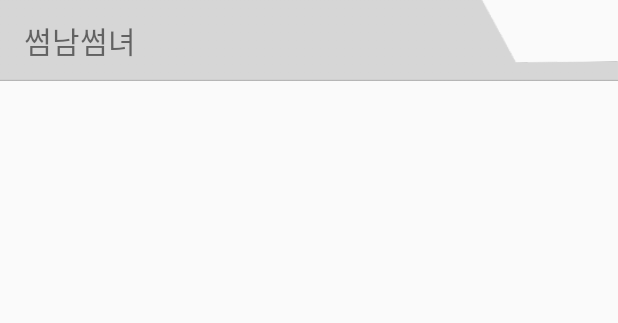
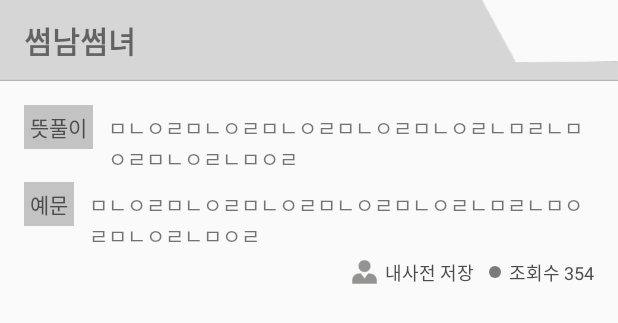
Before and after one commit to Hangeulro/Hangeulro, an Android app: the layout dic_view_recycler_content.xml on its own in the app's theme, with its tools: preview values and no code run, on a phone screen of 412 x 824 dp. Shown: the top 323 px of the screen. Run offline under Robolectric (Android 15) with nearby library versions, the phone set to English and light mode, and no system bars.

Commit message:
[DicView] Recycler View Content Layout

```diff
--- a/app/build.gradle
+++ b/app/build.gradle
@@ -29,7 +29,7 @@ android {
 }
 
 dependencies {
-    compile fileTree(dir: 'libs', include: ['*.jar'])
+    compile fileTree(include: ['*.jar'], dir: 'libs')
     testCompile 'junit:junit:4.12'
     compile 'com.android.support:appcompat-v7:24.2.0'
     compile 'com.android.support:design:24.2.0'
@@ -37,4 +37,6 @@ dependencies {
     compile('com.github.afollestad.material-dialogs:commons:0.8.5.3@aar') {
         transitive = true
     }
+    compile 'com.squareup.retrofit2:retrofit:2.1.0'
+    compile 'com.squareup.retrofit2:converter-gson:2.1.0'
 }
--- a/app/src/main/AndroidManifest.xml
+++ b/app/src/main/AndroidManifest.xml
@@ -34,7 +34,7 @@
 
         <service android:name=".utils.ClipBoardService" />
 
-        <activity android:name=".DicMenuActivity" />
+        <activity android:name=".activity.DicMenuActivity" />
         <activity android:name=".activity.DicViewActivity"></activity>
     </application>
 
--- a/app/src/main/java/kr/edcan/hangeulro/DicMenuActivity.java
+++ b/app/src/main/java/kr/edcan/hangeulro/activity/DicMenuActivity.java
@@ -1,4 +1,4 @@
-package kr.edcan.hangeulro;
+package kr.edcan.hangeulro.activity;
 
 import android.content.Intent;
 import android.databinding.DataBindingUtil;
@@ -13,6 +13,7 @@ import android.widget.ListView;
 
 import java.util.ArrayList;
 
+import kr.edcan.hangeulro.R;
 import kr.edcan.hangeulro.activity.DicViewActivity;
 import kr.edcan.hangeulro.adapter.CommonListViewAdapter;
 import kr.edcan.hangeulro.adapter.DicListViewAdapter;
--- a/app/src/main/java/kr/edcan/hangeulro/activity/MainActivity.java
+++ b/app/src/main/java/kr/edcan/hangeulro/activity/MainActivity.java
@@ -15,7 +15,6 @@ import android.widget.Toast;
 
 import java.util.ArrayList;
 
-import kr.edcan.hangeulro.DicMenuActivity;
 import kr.edcan.hangeulro.R;
 import kr.edcan.hangeulro.adapter.CommonListViewAdapter;
 import kr.edcan.hangeulro.databinding.ActivityMainBinding;
--- /dev/null
+++ b/app/src/main/res/drawable/round.xml
@@ -0,0 +1,5 @@
+<?xml version="1.0" encoding="utf-8"?>
+<shape android:shape="oval" xmlns:android="http://schemas.android.com/apk/res/android">
+
+    <solid android:color="#7A7A79"/>
+</shape>
--- a/app/src/main/res/layout/activity_dic_menu.xml
+++ b/app/src/main/res/layout/activity_dic_menu.xml
@@ -6,7 +6,7 @@
         android:layout_width="match_parent"
         android:layout_height="match_parent"
         android:orientation="vertical"
-        tools:context="kr.edcan.hangeulro.DicMenuActivity">
+        tools:context=".activity.DicMenuActivity">
 
         <android.support.v7.widget.Toolbar
             android:id="@+id/toolbar"
--- a/app/src/main/res/layout/dic_view_recycler_content.xml
+++ b/app/src/main/res/layout/dic_view_recycler_content.xml
@@ -1,24 +1,112 @@
-<?xml version="1.0" encoding="utf-8"?>
-<LinearLayout xmlns:android="http://schemas.android.com/apk/res/android"
+<layout xmlns:android="http://schemas.android.com/apk/res/android">
+
+    <LinearLayout
         android:layout_width="match_parent"
         android:layout_height="match_parent"
         android:orientation="vertical">
 
         <RelativeLayout
-        android:background="@drawable/bg_dic_card"
             android:layout_width="match_parent"
-        android:layout_height="wrap_content">
+            android:layout_height="wrap_content"
+            android:background="@drawable/bg_dic_card">
+
             <TextView
-            android:textSize="20sp"
+                android:layout_width="wrap_content"
+                android:layout_height="wrap_content"
+                android:layout_centerVertical="true"
                 android:layout_marginLeft="16dp"
                 android:text="썸남썸녀"
-            android:layout_centerVertical="true"
-            android:layout_width="wrap_content"
-            android:layout_height="wrap_content" />
+                android:textSize="20sp"
+                android:textStyle="bold" />
         </RelativeLayout>
+
         <LinearLayout
             android:layout_width="match_parent"
-        android:layout_height="wrap_content">
+            android:layout_height="wrap_content"
+            android:orientation="vertical"
+            android:padding="16dp">
 
+            <LinearLayout
+                android:layout_width="match_parent"
+                android:layout_height="wrap_content"
+                android:orientation="horizontal">
+
+                <TextView
+                    android:layout_width="wrap_content"
+                    android:layout_height="wrap_content"
+                    android:background="#C3C3C3"
+                    android:padding="4dp"
+                    android:text="뜻풀이"
+                    android:textColor="@color/textColorDark" />
+
+                <TextView
+                    android:id="@+id/dicRecyclerMeaning"
+                    android:layout_width="match_parent"
+                    android:layout_height="wrap_content"
+                    android:layout_marginLeft="10dp"
+                    android:ellipsize="end"
+                    android:maxLines="2"
+                    android:text="ㅁㄴㅇㄹㅁㄴㅇㄹㅁㄴㅇㄹㅁㄴㅇㄹㅁㄴㅇㄹㄴㅁㄹㄴㅁㅇㄹㅁㄴㅇㄹㄴㅁㅇㄹ" />
+            </LinearLayout>
+
+            <LinearLayout
+                android:layout_width="match_parent"
+                android:layout_height="wrap_content"
+                android:layout_marginTop="10dp"
+                android:orientation="horizontal">
+
+                <TextView
+                    android:layout_width="wrap_content"
+                    android:layout_height="wrap_content"
+                    android:background="#C3C3C3"
+                    android:padding="4dp"
+                    android:text="예문"
+                    android:textColor="@color/textColorDark" />
+
+                <TextView
+                    android:id="@+id/dicRecyclerExample"
+                    android:layout_width="match_parent"
+                    android:layout_height="wrap_content"
+                    android:layout_marginLeft="10dp"
+                    android:ellipsize="end"
+                    android:maxLines="2"
+                    android:text="ㅁㄴㅇㄹㅁㄴㅇㄹㅁㄴㅇㄹㅁㄴㅇㄹㅁㄴㅇㄹㄴㅁㄹㄴㅁㅇㄹㅁㄴㅇㄹㄴㅁㅇㄹ" />
+            </LinearLayout>
+
+            <LinearLayout
+                android:layout_width="wrap_content"
+                android:layout_height="wrap_content"
+                android:layout_gravity="right"
+                android:layout_marginTop="10dp"
+                android:orientation="horizontal">
+
+                <TextView
+                    android:id="@+id/dicRecyclerSave"
+                    android:background="?attr/selectableItemBackground"
+                    android:layout_width="wrap_content"
+                    android:layout_height="wrap_content"
+                    android:drawableLeft="@drawable/ic_dic_savemydic"
+                    android:drawablePadding="5dp"
+                    android:text="내사전 저장"
+                    android:textColor="@color/textColorDark"
+                    android:textSize="12sp" />
+
+                <ImageView
+                    android:layout_width="8dp"
+                    android:layout_height="8dp"
+                    android:layout_gravity="center_vertical"
+                    android:layout_marginLeft="10dp"
+                    android:src="@drawable/round" />
+
+                <TextView
+                    android:id="@+id/dicRecyclerViewCount"
+                    android:layout_width="wrap_content"
+                    android:layout_height="wrap_content"
+                    android:layout_marginLeft="5dp"
+                    android:text="조회수 354"
+                    android:textColor="@color/textColorDark"
+                    android:textSize="12sp" />
             </LinearLayout>
         </LinearLayout>
+    </LinearLayout>
+</layout>
```
Also changed, not shown: app/src/main/java/kr/edcan/hangeulro/adapter/CommonRecyclerAdapter.java (+4 -4 lines), 1 other file. Lines whose indentation alone changed are shown as unchanged.
